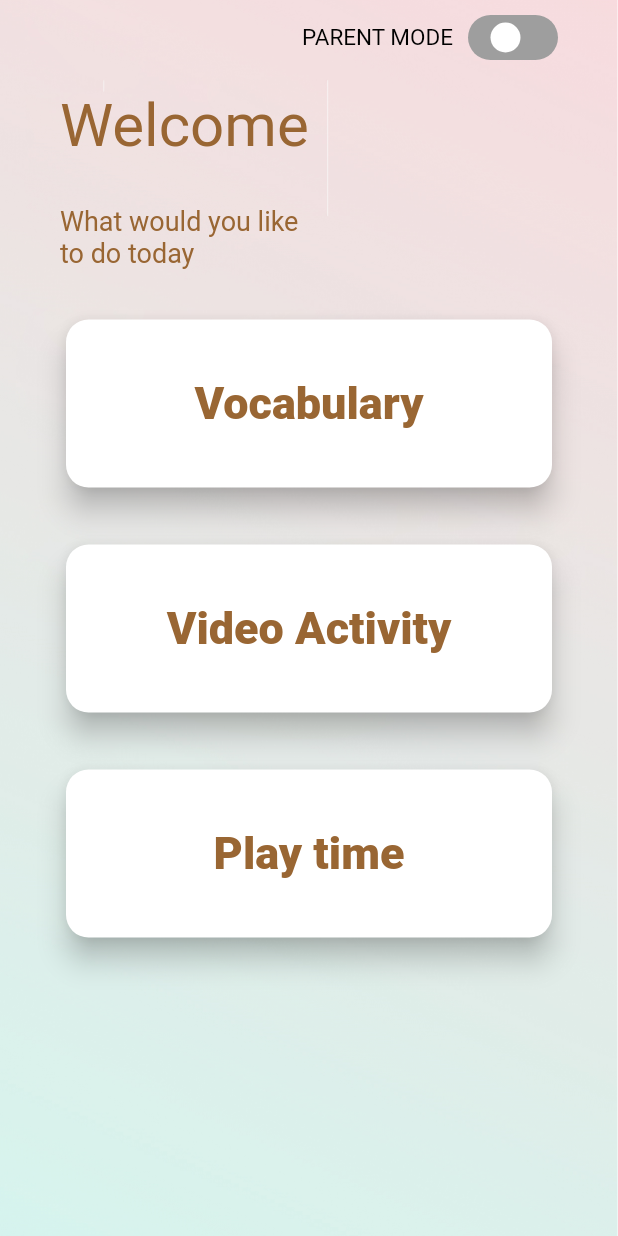
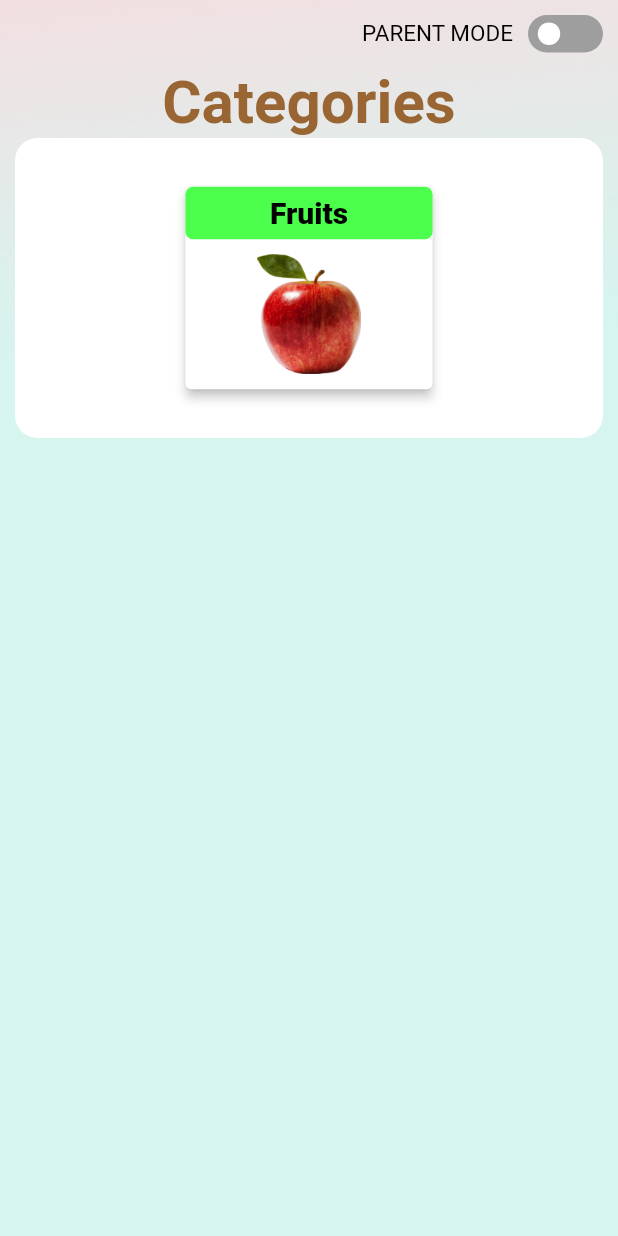
Before and after one commit to nadeeshapathiraja/asd_app_flutter, a Flutter app: the HomeScreen screen opened directly, after a tap on "Vocabulary", on a phone screen of 412 x 824 dp. Run offline on Flutter 3.47's test engine with Material 2 defaults, Android fonts, the phone set to English and light mode, and no system bars; drawn by our look-alikes of flutter_switch.

Commit message:
custom card done

```diff
--- /dev/null
+++ b/lib/components/custom_card.dart
@@ -0,0 +1,53 @@
+import 'package:flutter/material.dart';
+import 'package:game_app/components/custom_text.dart';
+import 'package:game_app/utils/app_colors.dart';
+import 'package:game_app/utils/constants.dart';
+
+class CustomCard extends StatelessWidget {
+  const CustomCard({
+    Key? key,
+    required this.size,
+  }) : super(key: key);
+
+  final Size size;
+
+  @override
+  Widget build(BuildContext context) {
+    return Card(
+      elevation: 3,
+      child: InkWell(
+        splashColor: Colors.green[200],
+        onTap: () {},
+        child: Column(
+          children: [
+            Container(
+              width: size.width * 0.4,
+              height: 35,
+              decoration: BoxDecoration(
+                borderRadius: BorderRadius.circular(5),
+                color: activeColor,
+              ),
+              child: Center(
+                child: CustomText(
+                  text: "Fruits",
+                  fontsize: 20,
+                  fontWeight: FontWeight.w900,
+                ),
+              ),
+            ),
+            SizedBox(
+              width: size.width * 0.4,
+              height: 100,
+              child: Padding(
+                padding: const EdgeInsets.all(10.0),
+                child: Image.asset(
+                  Constants.imageAssets("apple.png"),
+                ),
+              ),
+            ),
+          ],
+        ),
+      ),
+    );
+  }
+}
--- /dev/null
+++ b/lib/views/category_screens/display_catergory.dart
@@ -0,0 +1,95 @@
+import 'package:flutter/material.dart';
+import 'package:flutter_switch/flutter_switch.dart';
+import 'package:game_app/components/custom_card.dart';
+import 'package:game_app/components/custom_text.dart';
+import 'package:game_app/utils/app_colors.dart';
+import 'package:game_app/utils/constants.dart';
+import 'package:game_app/utils/util_functions.dart';
+import 'package:game_app/views/home_screen/home_screen.dart';
+
+class DisplayCatergory extends StatefulWidget {
+  const DisplayCatergory({Key? key}) : super(key: key);
+
+  @override
+  _DisplayCatergoryState createState() => _DisplayCatergoryState();
+}
+
+class _DisplayCatergoryState extends State<DisplayCatergory> {
+  bool status = false;
+  @override
+  Widget build(BuildContext context) {
+    final size = MediaQuery.of(context).size;
+    return Scaffold(
+        body: SingleChildScrollView(
+      child: Container(
+        width: size.width,
+        height: size.height,
+        decoration: BoxDecoration(
+          image: DecorationImage(
+            image: AssetImage(Constants.imageAssets("bg.jpg")),
+            fit: BoxFit.cover,
+          ),
+        ),
+        child: SafeArea(
+          child: Padding(
+              padding: const EdgeInsets.only(
+                left: 10.0,
+                right: 10.0,
+                top: 10.0,
+              ),
+              child: Column(
+                crossAxisAlignment: CrossAxisAlignment.center,
+                children: [
+                  Row(
+                    mainAxisAlignment: MainAxisAlignment.end,
+                    children: [
+                      const CustomText(text: "PARENT MODE"),
+                      SizedBox(width: 10),
+                      FlutterSwitch(
+                        width: 50.0,
+                        height: 25.0,
+                        toggleSize: 18.0,
+                        value: status,
+                        borderRadius: 30.0,
+                        padding: 5.0,
+                        activeColor: activeColor,
+                        onToggle: (val) {
+                          setState(() {
+                            status = val;
+                          });
+                          UtilFunction.navigateTo(context, HomeScreen());
+                        },
+                      ),
+                    ],
+                  ),
+                  const SizedBox(height: 10),
+                  CustomText(
+                    text: "Categories",
+                    fontWeight: FontWeight.w700,
+                    fontsize: 40,
+                    color: darkColor,
+                  ),
+                  Container(
+                    width: size.width,
+                    // height: size.height * 0.8,
+                    decoration: BoxDecoration(
+                      borderRadius: BorderRadius.circular(15),
+                      color: kwhite,
+                    ),
+                    child: Row(
+                      mainAxisAlignment: MainAxisAlignment.center,
+                      children: [
+                        CustomCard(size: size),
+                        SizedBox(
+                          height: 200,
+                        )
+                      ],
+                    ),
+                  )
+                ],
+              )),
+        ),
+      ),
+    ));
+  }
+}
--- a/lib/views/home_screen/home_screen.dart
+++ b/lib/views/home_screen/home_screen.dart
@@ -2,6 +2,8 @@ import 'package:flutter/material.dart';
 import 'package:game_app/components/custom_text.dart';
 import 'package:game_app/utils/app_colors.dart';
 import 'package:game_app/utils/constants.dart';
+import 'package:game_app/utils/util_functions.dart';
+import 'package:game_app/views/category_screens/display_catergory.dart';
 import 'package:game_app/views/home_screen/widgets/activity_card.dart';
 import 'package:flutter_switch/flutter_switch.dart';
 
@@ -44,9 +46,9 @@ class _HomeScreenState extends State<HomeScreen> {
                       CustomText(text: "PARENT MODE"),
                       SizedBox(width: 10),
                       FlutterSwitch(
-                        width: 60.0,
-                        height: 30.0,
-                        toggleSize: 40.0,
+                        width: 50.0,
+                        height: 25.0,
+                        toggleSize: 18.0,
                         value: status,
                         borderRadius: 30.0,
                         padding: 5.0,
@@ -76,7 +78,9 @@ class _HomeScreenState extends State<HomeScreen> {
                     children: [
                       ActivityCard(
                         size: size,
-                        onTap: () {},
+                        onTap: () {
+                          UtilFunction.navigateTo(context, DisplayCatergory());
+                        },
                         title: "Vocabulary",
                       ),
                       SizedBox(height: 30),
```
Also changed, not shown: assets/images/animals.png (added), assets/images/apple.png (added), assets/images/bg.jpg, assets/images/vegi.png (added).
